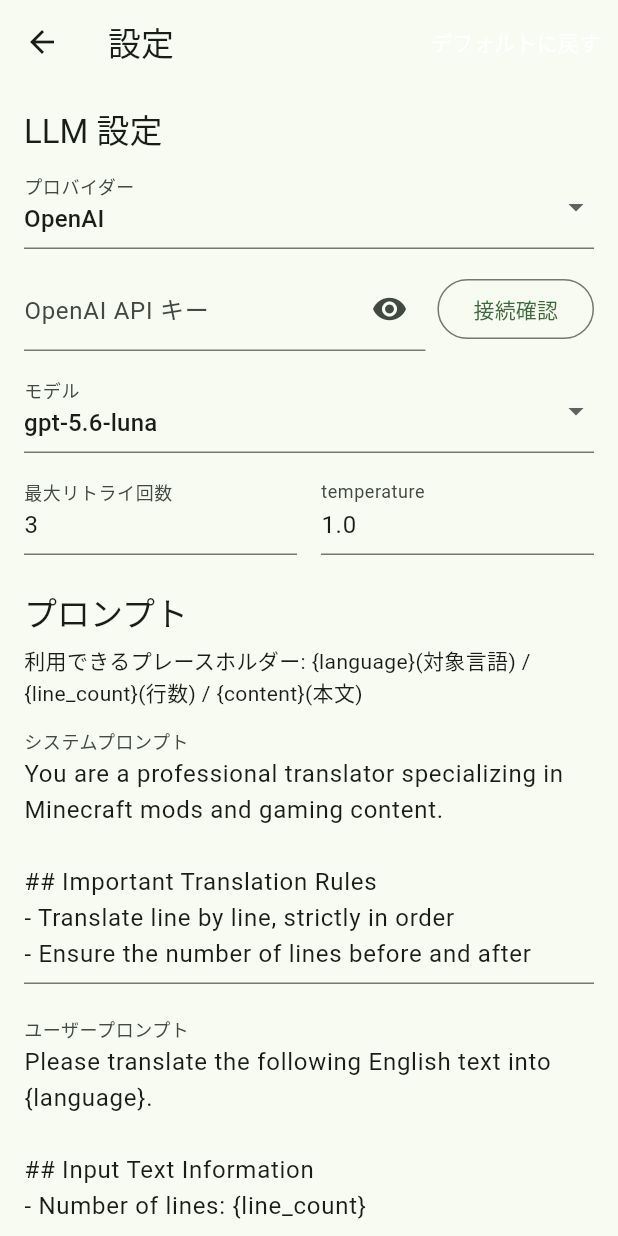
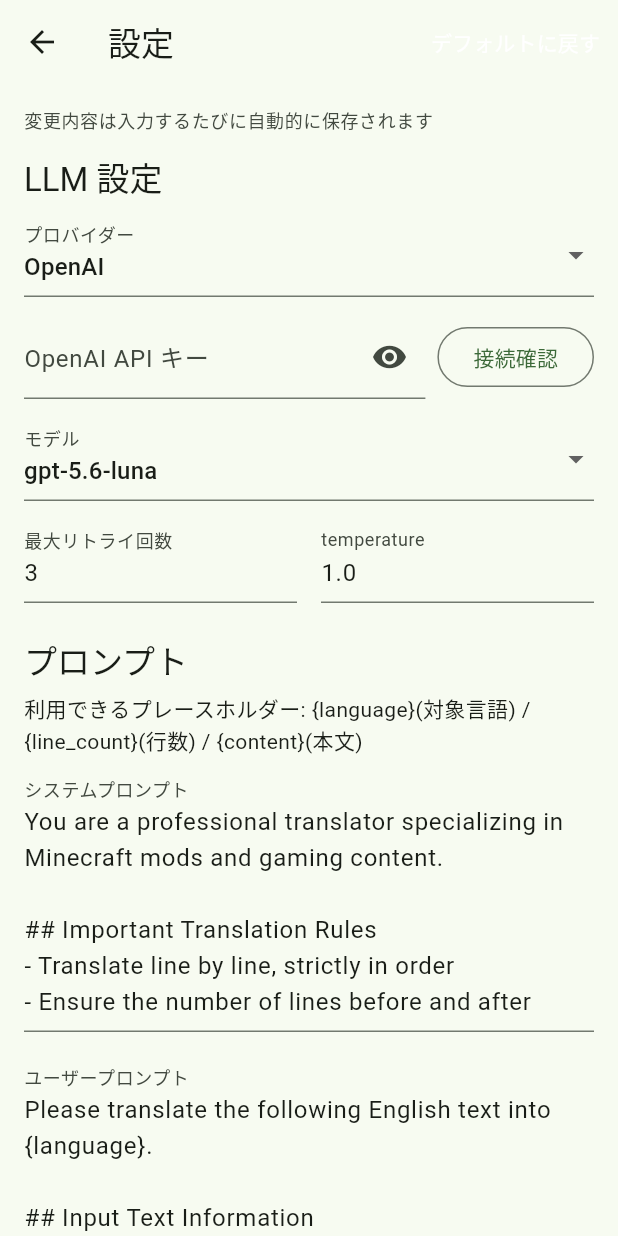
Before and after one commit to yoshizawa0202/villager-translator, a Flutter app: the SettingsPage screen opened directly, on a phone screen of 412 x 824 dp. Run offline on Flutter 3.47's test engine with Material 3 defaults, Android fonts, the phone set to English and light mode, and no system bars; our stand-ins replace flutter_local_notifications, flutter_secure_storage; missing offline and left inert: file_selector; accounts and stored records are empty.

Commit message:
設定の保存タイミングと翻訳実行中の変更の扱いを可視化する
設定は各項目の変更ごとに自動保存されるが、保存完了が視覚的に分からず、
翻訳実行中に設定を変更した場合の挙動も不明瞭だった(#9)。

- SettingsController に lastSavedAt を追加し、保存成功のたびに更新する
- 設定画面に保存状態インジケーター(未保存時の説明文/直近保存時刻)を追加する
- 翻訳・スキャン実行中に設定画面を開くと、変更が現在の実行には反映されず
  次回実行から適用される旨の注意書きを表示する

Co-authored-by: Hiroki Yoshizawa <190089946+yoshizawa0202@users.noreply.github.com>

```diff
--- a/lib/features/settings/settings_controller.dart
+++ b/lib/features/settings/settings_controller.dart
@@ -22,16 +22,29 @@ class SettingsController extends ChangeNotifier {
     required SettingsRepository repository,
     required ApiKeyStore apiKeyStore,
     LlmAdapterFactory? adapterFactory,
+    DateTime Function()? clock,
   }) : _repository = repository,
        _apiKeyStore = apiKeyStore,
-       _adapterFactory = adapterFactory ?? DefaultLlmAdapterFactory();
+       _adapterFactory = adapterFactory ?? DefaultLlmAdapterFactory(),
+       _clock = clock ?? DateTime.now;
 
   final SettingsRepository _repository;
   final ApiKeyStore _apiKeyStore;
   final LlmAdapterFactory _adapterFactory;
+  final DateTime Function() _clock;
 
   AppSettings _settings = AppSettings.defaults();
   AppSettings get settings => _settings;
+
+  /// 直近で保存(設定ファイル / セキュアストレージへの書き込み)が完了した日時。
+  /// 未保存(読み込み直後で一度も変更していない)場合は `null`。
+  /// 設定画面の保存状態インジケーターに用いる(#9)。
+  DateTime? _lastSavedAt;
+  DateTime? get lastSavedAt => _lastSavedAt;
+
+  void _markSaved() {
+    _lastSavedAt = _clock();
+  }
 
   final Map<LlmProvider, String> _apiKeys = {
     for (final provider in LlmProvider.values) provider: '',
@@ -74,6 +87,7 @@ class SettingsController extends ChangeNotifier {
 
     _settings = _settings.copyWith(llm: updated);
     await _repository.save(_settings);
+    _markSaved();
     notifyListeners();
     return null;
   }
@@ -88,6 +102,7 @@ class SettingsController extends ChangeNotifier {
 
     _settings = _settings.copyWith(translation: updated);
     await _repository.save(_settings);
+    _markSaved();
     notifyListeners();
     return null;
   }
@@ -126,6 +141,7 @@ class SettingsController extends ChangeNotifier {
   Future<void> setApiKey(LlmProvider provider, String apiKey) async {
     await _apiKeyStore.write(provider, apiKey);
     _apiKeys[provider] = apiKey;
+    _markSaved();
     notifyListeners();
   }
 
@@ -133,6 +149,7 @@ class SettingsController extends ChangeNotifier {
   Future<void> setThemeMode(AppThemeMode mode) async {
     _settings = _settings.copyWith(themeMode: mode);
     await _repository.save(_settings);
+    _markSaved();
     notifyListeners();
   }
 
@@ -141,6 +158,7 @@ class SettingsController extends ChangeNotifier {
   Future<void> resetToDefaults() async {
     _settings = AppSettings.defaults();
     await _repository.save(_settings);
+    _markSaved();
     notifyListeners();
   }
 
--- a/lib/features/settings/settings_page.dart
+++ b/lib/features/settings/settings_page.dart
@@ -13,9 +13,16 @@ import 'widgets/translation_settings_section.dart';
 /// 設定画面(feature-spec.md §4)。
 ///
 /// 各項目の変更は即座に検証・保存される(自動保存方式)。「デフォルトに戻す」のみ
-/// 明示的な操作として残す(受け入れ条件5)。
+/// 明示的な操作として残す(受け入れ条件5)。保存が完了したタイミングは
+/// [_SaveStatusIndicator] で視覚的に示す(#9)。
 class SettingsPage extends StatelessWidget {
-  const SettingsPage({super.key});
+  const SettingsPage({super.key, this.isTranslationRunning = false});
+
+  /// いずれかのタブが翻訳中・スキャン中のときに `true`。
+  ///
+  /// この画面での変更は実行開始時点のスナップショットを使う現在実行中の
+  /// 翻訳ジョブには反映されないため、その旨を注意書きとして表示する(#9)。
+  final bool isTranslationRunning;
 
   @override
   Widget build(BuildContext context) {
@@ -35,24 +42,30 @@ class SettingsPage extends StatelessWidget {
       ),
       body: ListView(
         padding: const EdgeInsets.all(16),
-        children: const [
-          _SectionHeader('LLM 設定'),
-          ProviderSelector(),
-          SizedBox(height: 12),
-          ApiKeyField(),
-          SizedBox(height: 12),
-          ModelSelector(),
-          SizedBox(height: 12),
-          LlmAdvancedSettingsSection(),
-          SizedBox(height: 24),
-          _SectionHeader('プロンプト'),
-          PromptEditorSection(),
-          SizedBox(height: 24),
-          _SectionHeader('翻訳設定'),
-          TranslationSettingsSection(),
-          SizedBox(height: 24),
-          _SectionHeader('対象言語'),
-          LanguageManagementButton(),
+        children: [
+          if (isTranslationRunning) ...[
+            const _TranslationRunningNotice(),
+            const SizedBox(height: 12),
+          ],
+          const _SaveStatusIndicator(),
+          const SizedBox(height: 16),
+          const _SectionHeader('LLM 設定'),
+          const ProviderSelector(),
+          const SizedBox(height: 12),
+          const ApiKeyField(),
+          const SizedBox(height: 12),
+          const ModelSelector(),
+          const SizedBox(height: 12),
+          const LlmAdvancedSettingsSection(),
+          const SizedBox(height: 24),
+          const _SectionHeader('プロンプト'),
+          const PromptEditorSection(),
+          const SizedBox(height: 24),
+          const _SectionHeader('翻訳設定'),
+          const TranslationSettingsSection(),
+          const SizedBox(height: 24),
+          const _SectionHeader('対象言語'),
+          const LanguageManagementButton(),
         ],
       ),
     );
@@ -95,3 +108,79 @@ class _SectionHeader extends StatelessWidget {
     );
   }
 }
+
+/// 翻訳実行中に設定画面を開いた場合の注意書き(#9)。
+///
+/// この画面での変更は現在実行中の翻訳ジョブ(実行開始時点のスナップショットを
+/// 使用)には反映されず、次回の実行から適用されることを明示する。
+class _TranslationRunningNotice extends StatelessWidget {
+  const _TranslationRunningNotice();
+
+  @override
+  Widget build(BuildContext context) {
+    final colorScheme = Theme.of(context).colorScheme;
+    return Container(
+      key: const Key('translationRunningNotice'),
+      padding: const EdgeInsets.all(12),
+      decoration: BoxDecoration(
+        color: colorScheme.errorContainer,
+        borderRadius: BorderRadius.circular(8),
+      ),
+      child: Row(
+        crossAxisAlignment: CrossAxisAlignment.start,
+        children: [
+          Icon(Icons.info_outline, color: colorScheme.onErrorContainer),
+          const SizedBox(width: 8),
+          Expanded(
+            child: Text(
+              '翻訳を実行中です。ここでの変更は現在実行中の翻訳には反映されず、次回の実行から適用されます。',
+              style: TextStyle(color: colorScheme.onErrorContainer),
+            ),
+          ),
+        ],
+      ),
+    );
+  }
+}
+
+/// 設定の保存状態を示すインジケーター(#9)。
+///
+/// 自動保存方式のため、いつ保存が完了したのかが視覚的に分かりづらいという
+/// 課題を解消するために、直近の保存完了時刻を表示する。
+class _SaveStatusIndicator extends StatelessWidget {
+  const _SaveStatusIndicator();
+
+  @override
+  Widget build(BuildContext context) {
+    final lastSavedAt = context.watch<SettingsController>().lastSavedAt;
+    final textStyle = Theme.of(context).textTheme.bodySmall?.copyWith(
+      color: Theme.of(context).colorScheme.onSurfaceVariant,
+    );
+
+    if (lastSavedAt == null) {
+      return Text(
+        key: const Key('settingsSaveStatus'),
+        '変更内容は入力するたびに自動的に保存されます',
+        style: textStyle,
+      );
+    }
+
+    return Row(
+      key: const Key('settingsSaveStatus'),
+      children: [
+        Icon(
+          Icons.check_circle,
+          size: 14,
+          color: Theme.of(context).colorScheme.primary,
+        ),
+        const SizedBox(width: 4),
+        Text('保存しました(${_formatTime(lastSavedAt)})', style: textStyle),
+      ],
+    );
+  }
+
+  String _formatTime(DateTime time) {
+    String pad(int value) => value.toString().padLeft(2, '0');
+    return '${pad(time.hour)}:${pad(time.minute)}:${pad(time.second)}';
+  }
+}
--- a/lib/features/shell/main_shell_page.dart
+++ b/lib/features/shell/main_shell_page.dart
@@ -222,7 +222,8 @@ class _MainShellPageState extends State<MainShellPage>
                   onPressed: () {
                     Navigator.of(context).push(
                       MaterialPageRoute(
-                        builder: (context) => const SettingsPage(),
+                        builder: (context) =>
+                            SettingsPage(isTranslationRunning: isBusy),
                       ),
                     );
                   },
```
Also changed, not shown: 4 other files.
